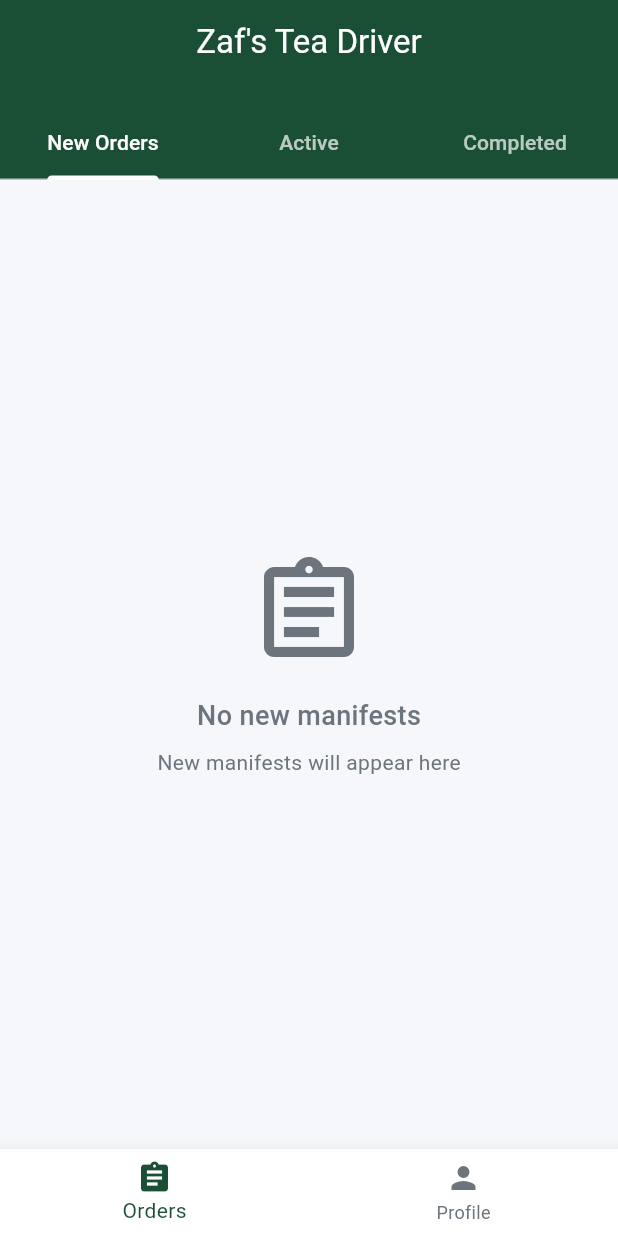
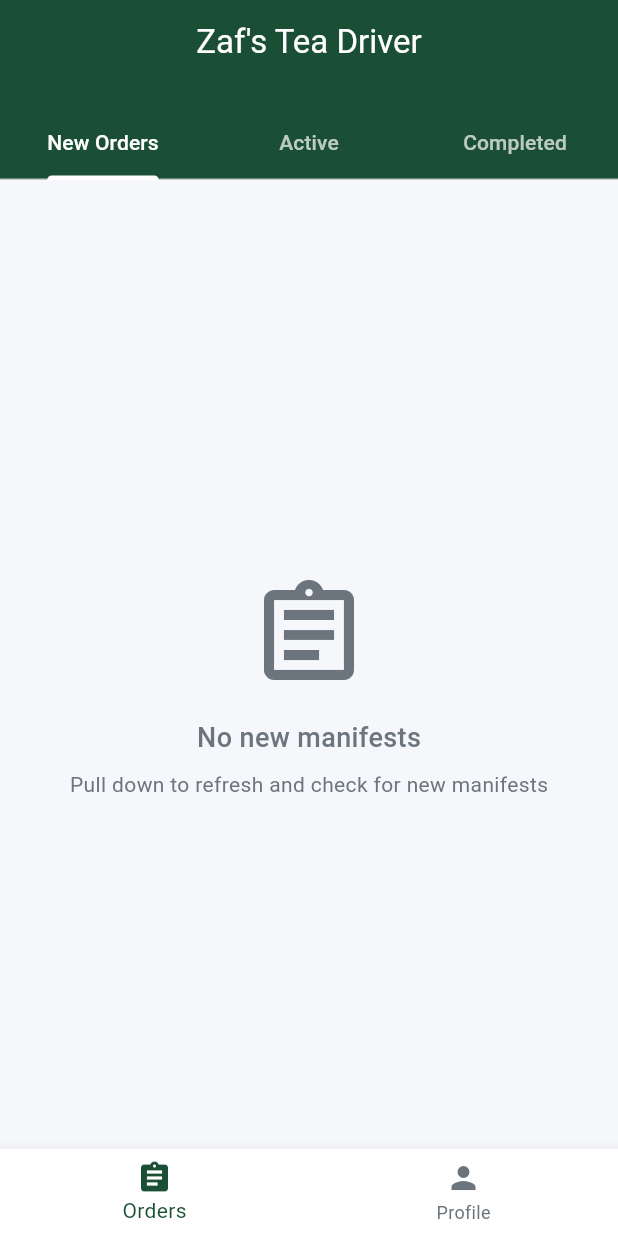
Before and after one commit to Smit35/zafar, a Flutter app: the NewDriverDashboard screen opened directly, on a phone screen of 412 x 824 dp. Run offline on Flutter 3.47's test engine with Material 3 defaults, Android fonts, the light colour scheme and no system bars; our stand-ins replace shared_preferences; accounts and stored records are empty.

Commit message:
pull to refresh changes

```diff
--- a/lib/screens/driver/new_driver_dashboard.dart
+++ b/lib/screens/driver/new_driver_dashboard.dart
@@ -160,17 +160,21 @@ class _NewDriverDashboardState extends State<NewDriverDashboard>
       return const Center(child: CircularProgressIndicator());
     }
 
-    if (newManifests.isEmpty) {
-      return _buildEmptyState(
+    return RefreshIndicator(
+      onRefresh: manifestProvider.refreshManifests,
+      child: newManifests.isEmpty
+          ? ListView(
+              padding: const EdgeInsets.all(AppSizes.paddingMedium),
+              children: [
+                SizedBox(height: MediaQuery.of(context).size.height * 0.3),
+                _buildEmptyState(
                   icon: Icons.assignment_outlined,
                   title: 'No new manifests',
-        subtitle: 'New manifests will appear here',
-      );
-    }
-
-    return RefreshIndicator(
-      onRefresh: manifestProvider.refreshManifests,
-      child: ListView.builder(
+                  subtitle: 'Pull down to refresh and check for new manifests',
+                ),
+              ],
+            )
+          : ListView.builder(
               padding: const EdgeInsets.all(AppSizes.paddingMedium),
               itemCount: newManifests.length,
               itemBuilder: (context, index) {
@@ -192,17 +196,21 @@ class _NewDriverDashboardState extends State<NewDriverDashboard>
       return const Center(child: CircularProgressIndicator());
     }
 
-    if (activeManifests.isEmpty) {
-      return _buildEmptyState(
+    return RefreshIndicator(
+      onRefresh: manifestProvider.refreshManifests,
+      child: activeManifests.isEmpty
+          ? ListView(
+              padding: const EdgeInsets.all(AppSizes.paddingMedium),
+              children: [
+                SizedBox(height: MediaQuery.of(context).size.height * 0.3),
+                _buildEmptyState(
                   icon: Icons.local_shipping_outlined,
                   title: 'No active deliveries',
-        subtitle: 'Active deliveries will appear here',
-      );
-    }
-
-    return RefreshIndicator(
-      onRefresh: manifestProvider.refreshManifests,
-      child: ListView.builder(
+                  subtitle: 'Pull down to refresh and check for active deliveries',
+                ),
+              ],
+            )
+          : ListView.builder(
               padding: const EdgeInsets.all(AppSizes.paddingMedium),
               itemCount: activeManifests.length,
               itemBuilder: (context, index) {
@@ -217,31 +225,59 @@ class _NewDriverDashboardState extends State<NewDriverDashboard>
   }
 
   Widget _buildCompletedOrdersList(OrderProvider orderProvider) {
-    if (orderProvider.isLoading) {
+    return Consumer<ManifestProvider>(
+      builder: (context, manifestProvider, child) {
+        // Show manifests that are completed/delivered for better consistency
+        final completedManifests = manifestProvider.allManifests
+            .where((manifest) => manifest.status == 'delivered' || manifest.status == 'completed')
+            .toList();
+
+        if (manifestProvider.isLoading) {
           return const Center(child: CircularProgressIndicator());
         }
 
-    if (orderProvider.completedOrders.isEmpty) {
-      return _buildEmptyState(
+        return RefreshIndicator(
+          onRefresh: () async {
+            // Refresh both manifest and order data
+            await Future.wait([
+              manifestProvider.refreshManifests(),
+              orderProvider.refreshOrders(),
+            ]);
+          },
+          child: (completedManifests.isEmpty && orderProvider.completedOrders.isEmpty)
+              ? ListView(
+                  padding: const EdgeInsets.all(AppSizes.paddingMedium),
+                  children: [
+                    SizedBox(height: MediaQuery.of(context).size.height * 0.3),
+                    _buildEmptyState(
                       icon: Icons.check_circle_outlined,
-        title: 'No completed orders',
-        subtitle: 'Completed orders will appear here',
+                      title: 'No completed deliveries',
+                      subtitle: 'Pull down to refresh and check for completed deliveries',
+                    ),
+                  ],
+                )
+              : ListView.builder(
+                  padding: const EdgeInsets.all(AppSizes.paddingMedium),
+                  itemCount: completedManifests.length + orderProvider.completedOrders.length,
+                  itemBuilder: (context, index) {
+                    if (index < completedManifests.length) {
+                      final manifest = completedManifests[index];
+                      return ManifestCard(
+                        manifest: manifest,
+                        onTap: () => _navigateToManifestDetails(manifest.id),
                       );
-    }
-
-    return RefreshIndicator(
-      onRefresh: orderProvider.refreshOrders,
-      child: ListView.builder(
-        padding: const EdgeInsets.all(AppSizes.paddingMedium),
-        itemCount: orderProvider.completedOrders.length,
-        itemBuilder: (context, index) {
-          final order = orderProvider.completedOrders[index];
+                    } else {
+                      final orderIndex = index - completedManifests.length;
+                      final order = orderProvider.completedOrders[orderIndex];
                       return OrderCard(
                         order: order,
                         onTap: () => _navigateToOrderDetails(order),
                       );
+                    }
                   },
                 ),
+        );
+      },
     );
   }
 
```
Lines whose indentation alone changed are shown as unchanged.
